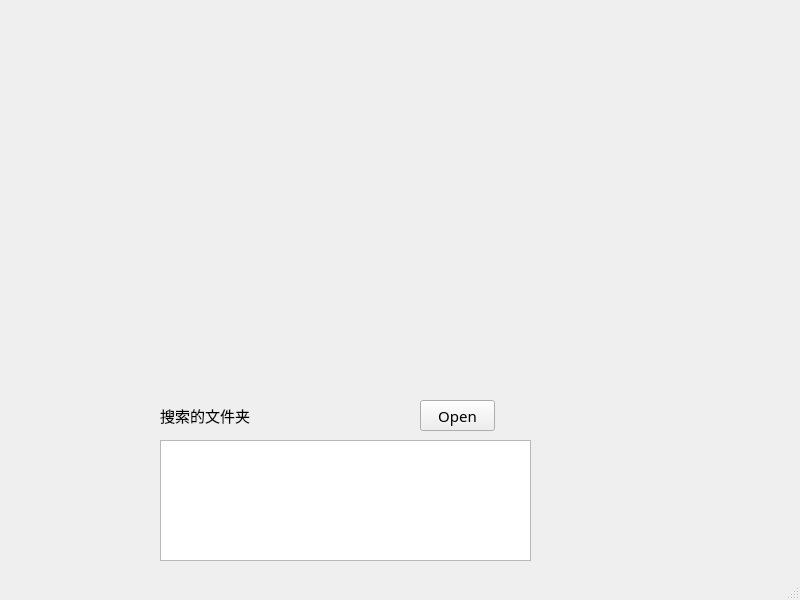
Before: the Qt Designer form src/bxplorer.ui in yangbochang/Bxplorer, drawn with Qt 5.
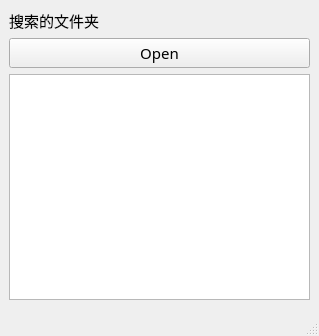
After: the same form once the commit is applied.

```diff
--- a/src/bxplorer.ui
+++ b/src/bxplorer.ui
@@ -6,8 +6,8 @@
    <rect>
     <x>0</x>
     <y>0</y>
-    <width>800</width>
-    <height>600</height>
+    <width>319</width>
+    <height>336</height>
    </rect>
   </property>
   <property name="font">
@@ -20,25 +20,11 @@
    <string>MainWindow</string>
   </property>
   <widget class="QWidget" name="centralwidget">
-   <widget class="QTextBrowser" name="textBrowser">
-    <property name="geometry">
-     <rect>
-      <x>160</x>
-      <y>440</y>
-      <width>371</width>
-      <height>121</height>
-     </rect>
-    </property>
-   </widget>
+   <layout class="QGridLayout" name="gridLayout_2">
+    <item row="0" column="0">
+     <layout class="QGridLayout" name="gridLayout">
+      <item row="0" column="0">
    <widget class="QLabel" name="label">
-    <property name="geometry">
-     <rect>
-      <x>160</x>
-      <y>405</y>
-      <width>111</width>
-      <height>21</height>
-     </rect>
-    </property>
     <property name="font">
      <font>
       <family>微软雅黑</family>
@@ -49,19 +35,20 @@
      <string>搜索的文件夹</string>
     </property>
    </widget>
+      </item>
+      <item row="1" column="0">
    <widget class="QPushButton" name="pushButton">
-    <property name="geometry">
-     <rect>
-      <x>420</x>
-      <y>400</y>
-      <width>75</width>
-      <height>31</height>
-     </rect>
-    </property>
     <property name="text">
      <string>Open</string>
     </property>
    </widget>
+      </item>
+      <item row="2" column="0">
+       <widget class="QTableView" name="tableView"/>
+      </item>
+     </layout>
+    </item>
+   </layout>
   </widget>
   <widget class="QStatusBar" name="statusbar"/>
  </widget>
```
Lines whose indentation alone changed are shown as unchanged.
